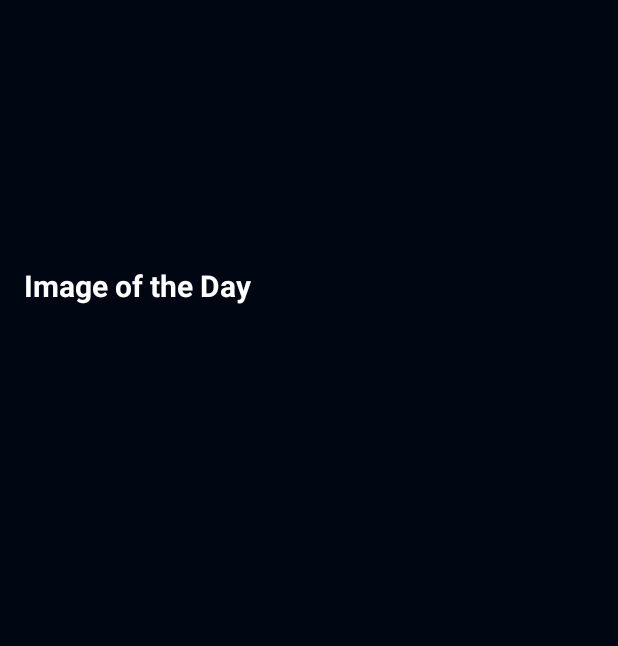
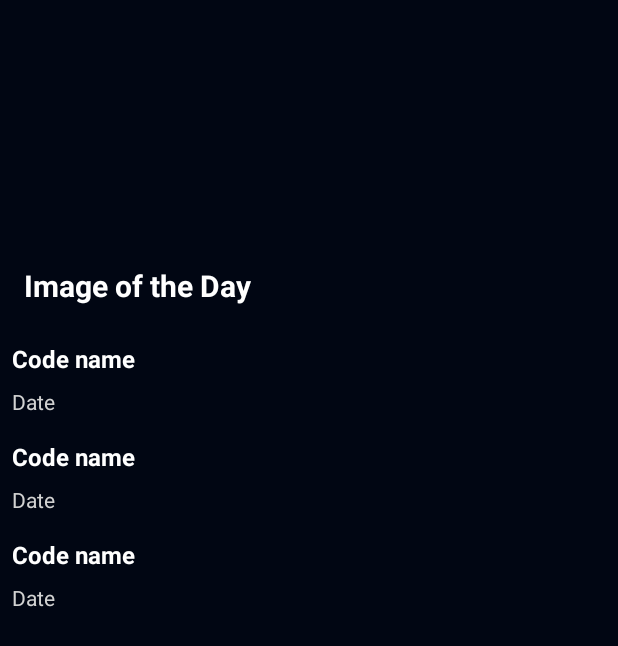
Before and after one commit to andreea-sicaru/nd940-android-kotlin-c2-starter, an Android app: the layout fragment_main.xml on its own in the app's theme, with its tools: preview values and no code run, on a phone screen of 412 x 824 dp. Shown: the top 646 px of the screen. Run offline under Robolectric (Android 15) with nearby library versions, the phone set to English and light mode, and no system bars.

Commit message:
Display list of asteroids

```diff
--- a/starter/app/src/main/java/com/udacity/asteroidradar/api/Service.kt
+++ b/starter/app/src/main/java/com/udacity/asteroidradar/api/Service.kt
@@ -4,7 +4,6 @@ import com.jakewharton.retrofit2.adapter.kotlin.coroutines.CoroutineCallAdapterF
 import com.squareup.moshi.Moshi
 import com.squareup.moshi.kotlin.reflect.KotlinJsonAdapterFactory
 import com.udacity.asteroidradar.BuildConfig
-//import com.udacity.asteroidradar.Constants.API_KEY
 import com.udacity.asteroidradar.Constants.BASE_URL
 import com.udacity.asteroidradar.model.PictureOfDay
 import kotlinx.coroutines.Deferred
--- /dev/null
+++ b/starter/app/src/main/res/layout/asteroid_list_item.xml
@@ -0,0 +1,62 @@
+<?xml version="1.0" encoding="utf-8"?>
+
+<layout xmlns:android="http://schemas.android.com/apk/res/android"
+    xmlns:app="http://schemas.android.com/apk/res-auto"
+    xmlns:tools="http://schemas.android.com/tools"
+    android:id="@+id/layout">
+
+    <data>
+
+        <variable
+            name="asteroid"
+            type="com.udacity.asteroidradar.model.Asteroid" />
+
+        <variable
+            name="clickListener"
+            type="com.udacity.asteroidradar.main.AsteroidClickListener" />
+    </data>
+
+    <androidx.constraintlayout.widget.ConstraintLayout
+        android:layout_width="match_parent"
+        android:layout_height="wrap_content"
+        android:onClick="@{() -> clickListener.onClick(asteroid)}"
+        tools:context="com.example.android.gdg.gdglist.GdgListFragment">
+
+        <TextView
+            android:id="@+id/titleTextView"
+            android:layout_width="wrap_content"
+            android:layout_height="wrap_content"
+            android:layout_marginStart="@dimen/defaultMargin"
+            android:layout_marginTop="@dimen/defaultMargin"
+            android:text="@{asteroid.codename}"
+            android:textColor="@color/default_text_color"
+            android:textSize="16sp"
+            android:textStyle="bold"
+            app:layout_constraintStart_toStartOf="parent"
+            app:layout_constraintTop_toTopOf="parent"
+            tools:text="Code name" />
+
+        <TextView
+            android:id="@+id/dateTextView"
+            android:layout_width="wrap_content"
+            android:layout_height="wrap_content"
+            android:layout_marginTop="@dimen/defaultMargin"
+            android:layout_marginBottom="@dimen/defaultMargin"
+            android:text="@{asteroid.closeApproachDate}"
+            android:textColor="@color/text_grey"
+            app:layout_constraintBottom_toBottomOf="parent"
+            app:layout_constraintStart_toStartOf="@+id/titleTextView"
+            app:layout_constraintTop_toBottomOf="@id/titleTextView"
+            tools:text="Date" />
+
+        <ImageView
+            android:id="@+id/imageView"
+            android:layout_width="wrap_content"
+            android:layout_height="wrap_content"
+            android:layout_margin="16dp"
+            app:layout_constraintBottom_toBottomOf="parent"
+            app:layout_constraintEnd_toEndOf="parent"
+            app:layout_constraintTop_toTopOf="parent"
+            app:statusIcon="@{asteroid.potentiallyHazardous}" />
+    </androidx.constraintlayout.widget.ConstraintLayout>
+</layout>
--- a/starter/app/src/main/res/layout/fragment_main.xml
+++ b/starter/app/src/main/res/layout/fragment_main.xml
@@ -1,6 +1,7 @@
 <?xml version="1.0" encoding="utf-8"?>
 <layout xmlns:android="http://schemas.android.com/apk/res/android"
-    xmlns:app="http://schemas.android.com/apk/res-auto">
+    xmlns:app="http://schemas.android.com/apk/res-auto"
+    xmlns:tools="http://schemas.android.com/tools">
 
     <data>
 
@@ -28,9 +29,9 @@
                 android:layout_width="match_parent"
                 android:layout_height="match_parent"
                 android:adjustViewBounds="true"
+                android:contentDescription="@{viewModel.pictureOfTheDayDescription}"
                 android:scaleType="centerCrop"
-                app:imageUrl="@{viewModel.pictureOfTheDayUrl}"
-                android:contentDescription="@{viewModel.pictureOfTheDayDescription}"/>
+                app:imageUrl="@{viewModel.pictureOfTheDayUrl}" />
 
             <TextView
                 android:id="@+id/textView"
@@ -55,7 +56,9 @@
             app:layout_constraintHorizontal_bias="0.0"
             app:layout_constraintStart_toStartOf="parent"
             app:layout_constraintTop_toBottomOf="@+id/activity_main_image_of_the_day_layout"
-            app:layout_constraintVertical_bias="0.0" />
+            app:layout_constraintVertical_bias="0.0"
+            tools:listitem="@layout/asteroid_list_item"
+            app:listData="@{viewModel.asteroids}" />
 
         <ProgressBar
             android:id="@+id/status_loading_wheel"
--- /dev/null
+++ b/starter/app/src/main/res/values/dimens.xml
@@ -0,0 +1,4 @@
+<?xml version="1.0" encoding="utf-8"?>
+<resources>
+    <dimen name="defaultMargin">8dp</dimen>
+</resources>
```
Also changed, not shown: starter/app/src/main/java/com/udacity/asteroidradar/BindingAdapters.kt (+13 -7 lines), starter/app/src/main/java/com/udacity/asteroidradar/main/AsteroidAdapter.kt (added, +54 -0 lines), starter/app/src/main/java/com/udacity/asteroidradar/main/MainFragment.kt (+16 -1 lines), starter/app/src/main/java/com/udacity/asteroidradar/main/MainViewModel.kt (+8 -3 lines).
